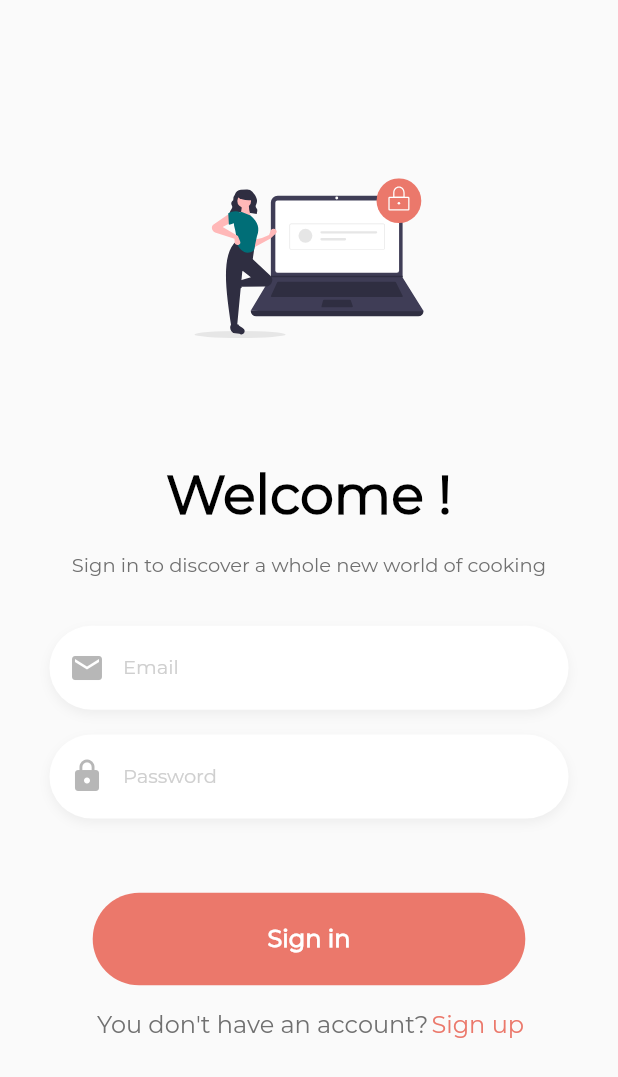
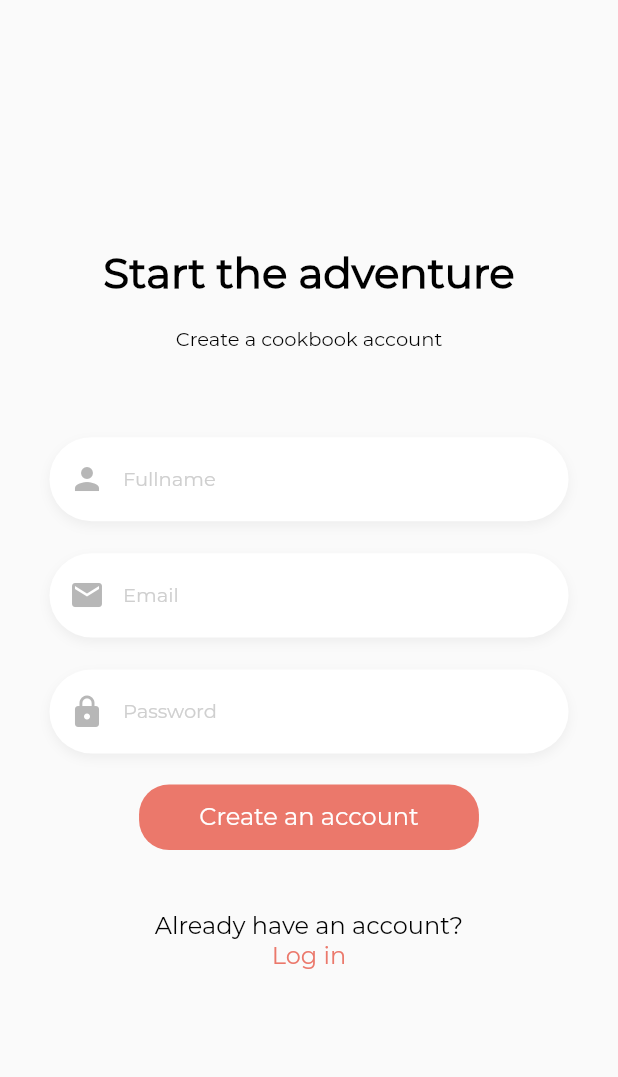
Before and after one commit to AbdelhadiBouali/CookBookLeam, a Flutter app: the LoginScreen screen opened directly, after a tap on "Sign up", on a phone screen of 412 x 824 dp. Shown: the top 1077 px of the screen. Run offline on Flutter 3.47's test engine with Material 2 defaults, Android fonts, the phone set to English and light mode, and no system bars; our stand-ins replace email_validator, flutter_hooks, flutter_icons, flutter_svg, get, shared_preferences and 2 more; missing offline and left inert: renovation_core; accounts and stored records are empty.

Commit message:
signup screen + textfields done

```diff
--- a/lib/controllers/getStartedController.dart
+++ b/lib/controllers/getStartedController.dart
@@ -1,12 +1,9 @@
 import 'dart:async';
 import 'dart:io';
-
-import 'package:cookbook/services/urls.dart';
 import 'package:cookbook/views/getStarted/getStartedScreen.dart';
 import 'package:cookbook/views/getStarted/noConnectionScreen.dart';
 import 'package:flutter/material.dart';
 import 'package:get/get.dart';
-import 'package:renovation_core/core.dart';
 
 // This controller is created to manage the state of the splash screen and getting started screens
 
--- a/lib/controllers/signupController.dart
+++ b/lib/controllers/signupController.dart
@@ -0,0 +1,20 @@
+import 'package:flutter/material.dart';
+import 'package:get/get.dart';
+
+class SignUpController extends GetxController {
+  var selectedField = 0.obs;
+  var errorMessage = "".obs; // signup error message
+
+  //To control the form
+  final formKey = GlobalKey<FormState>();
+  // To save email and password
+
+  TextEditingController emailTextController = TextEditingController();
+  TextEditingController passwordTextController = TextEditingController();
+  TextEditingController fullNameTextController = TextEditingController();
+
+  @override
+  void onInit() {
+    super.onInit();
+  }
+}
--- a/lib/models/recipe.model.dart
+++ b/lib/models/recipe.model.dart
@@ -4,7 +4,6 @@
 
 import 'dart:convert';
 
-import 'package:flutter/material.dart';
 import 'package:renovation_core/model.dart';
 
 List<Recipe> recipeJson(String str) =>
--- a/lib/providers/authProviders/loginProvider.dart
+++ b/lib/providers/authProviders/loginProvider.dart
@@ -1,5 +1,3 @@
-import 'dart:developer';
-
 import 'package:cookbook/services/userState.dart';
 import 'package:cookbook/views/home/homepage.dart';
 import 'package:cookbook/views/sharedWidgets/snackbar.dart';
--- a/lib/providers/authProviders/signupProvider.dart
+++ b/lib/providers/authProviders/signupProvider.dart
@@ -1,12 +1,6 @@
-import 'dart:convert';
-import 'dart:developer';
-import 'dart:io';
-
-import 'package:cookbook/services/urls.dart';
 import 'package:cookbook/views/sharedWidgets/snackbar.dart';
 import 'package:flutter/material.dart';
 import 'package:get/get.dart';
-import 'package:renovation_core/auth.dart';
 import 'package:renovation_core/core.dart';
 import 'package:cookbook/main.dart';
 
--- a/lib/views/getStarted/noConnectionScreen.dart
+++ b/lib/views/getStarted/noConnectionScreen.dart
@@ -1,4 +1,5 @@
 import 'package:cookbook/controllers/getStartedController.dart';
+import 'package:cookbook/tools/colors.dart';
 import 'package:flutter/material.dart';
 import 'package:get/get.dart';
 
@@ -18,16 +19,16 @@ class NoConnectionScreen extends StatelessWidget {
               new Text(
                 "No internet Connection !\n",
                 style: TextStyle(
-                  fontFamily: "Gotham",
+                  fontFamily: "Montserrat",
                   fontSize: 20,
                   color: Color(0xff393939),
                 ),
               ),
               new Text(
-                "Vous devez activer votre internet d'abord,\navant d'utiliser l'application",
+                "Please activate your Wi-Fi or Mobile Data to continu",
                 textAlign: TextAlign.center,
                 style: TextStyle(
-                  fontFamily: "Gotham",
+                  fontFamily: "Montserrat",
                   fontWeight: FontWeight.w300,
                   fontSize: 14,
                   color: Color(0xff434343),
@@ -39,12 +40,12 @@ class NoConnectionScreen extends StatelessWidget {
                   height: 42.00,
                   width: 144.00,
                   decoration: BoxDecoration(
-                    color: Color(0xff5acfc3),
+                    color: CookColors.mainColor,
                     borderRadius: BorderRadius.circular(21.00),
                   ),
                   child: Center(
                     child: new Text(
-                      "Réessayer",
+                      "Refresh",
                       textAlign: TextAlign.center,
                       style: TextStyle(
                         fontFamily: "Gotham",
--- a/lib/views/login/widgets/loginLayout.dart
+++ b/lib/views/login/widgets/loginLayout.dart
@@ -1,14 +1,10 @@
-import 'dart:developer';
+import 'package:cookbook/controllers/loginController.dart';
 
-import 'package:cookbook/controllers/loginController.dart';
-import 'package:cookbook/providers/authProviders/loginProvider.dart';
-import 'package:cookbook/providers/authProviders/signupProvider.dart';
-import 'package:cookbook/providers/recipeProviders/crudFavorite.dart';
-import 'package:cookbook/providers/recipeProviders/crudRecipes.dart';
 import 'package:cookbook/tools/colors.dart';
 import 'package:cookbook/tools/dimensions.dart';
 import 'package:cookbook/views/home/homepage.dart';
 import 'package:cookbook/views/sharedWidgets/items.tools.dart';
+import 'package:cookbook/views/signup/signUpScreen.dart';
 import 'package:email_validator/email_validator.dart';
 import 'package:flutter/material.dart';
 import 'package:flutter_svg/svg.dart';
@@ -86,7 +82,7 @@ Widget loginLayout(GlobalKey<FormState> formKey) {
             ),
             InkWell(
               onTap: () {
-                //Get.to(SignupScreen(), transition: Transition.rightToLeft);
+                Get.to(SignupScreen(), transition: Transition.rightToLeft);
               },
               child: new Text(
                 "Sign up",
--- /dev/null
+++ b/lib/views/signup/signUpScreen.dart
@@ -0,0 +1,26 @@
+import 'package:cookbook/controllers/signupController.dart';
+import 'package:cookbook/tools/dimensions.dart';
+import 'package:cookbook/views/signup/signupLayout.dart';
+import 'package:flutter/material.dart';
+import 'package:flutter_hooks/flutter_hooks.dart';
+import 'package:get/get.dart';
+
+class SignupScreen extends HookWidget {
+  final SignUpController signUpController = Get.put(SignUpController());
+  @override
+  Widget build(BuildContext context) {
+    return SafeArea(
+      child: Scaffold(
+        body: SingleChildScrollView(
+          child: Padding(
+              padding: EdgeInsets.only(top: Dimens.height * .15),
+              child: Center(
+                  child: GetX<SignUpController>(builder: (signUpController) {
+                // Using getx to control textfields colors and state
+                return signupLayout();
+              }))),
+        ),
+      ),
+    );
+  }
+}
--- /dev/null
+++ b/lib/views/signup/signupLayout.dart
@@ -0,0 +1,329 @@
+import 'package:cookbook/controllers/signupController.dart';
+import 'package:cookbook/tools/dimensions.dart';
+import 'package:cookbook/views/sharedWidgets/snackbar.dart';
+import 'package:email_validator/email_validator.dart';
+import 'package:flutter/material.dart';
+import 'package:get/get.dart';
+
+final SignUpController signUpController = Get.put(SignUpController());
+
+Widget signupLayout() {
+  return Form(
+    key: signUpController.formKey,
+    child: Column(
+      mainAxisAlignment: MainAxisAlignment.center,
+      children: [
+        SizedBox(height: Dimens.height * .05),
+        new Text(
+          "Start the adventure",
+          textAlign: TextAlign.center,
+          style: TextStyle(
+            fontFamily: "Montserrat",
+            fontWeight: FontWeight.w700,
+            fontSize: 28,
+            color: Color(0xff000000),
+          ),
+        ),
+        SizedBox(height: Dimens.height * .023),
+        new Text(
+          "Create a cookbook account",
+          textAlign: TextAlign.center,
+          style: TextStyle(
+            fontFamily: "Montserrat",
+            fontSize: 13,
+            color: Color(0xff000000),
+          ),
+        ),
+        SizedBox(height: Dimens.height * .07),
+        fullNameInput(),
+        SizedBox(height: Dimens.height * .026),
+        emailInput(),
+        SizedBox(height: Dimens.height * .026),
+        passwordInput(),
+        SizedBox(height: Dimens.height * .025),
+        submitButton(),
+        SizedBox(height: Dimens.height * .05),
+        new Text(
+          "Already have an account?",
+          textAlign: TextAlign.center,
+          style: TextStyle(
+            fontFamily: "Montserrat",
+            fontSize: 16,
+            color: Colors.black,
+          ),
+        ),
+        InkWell(
+          onTap: () {
+            Get.back();
+          },
+          child: new Text(
+            "Log in",
+            textAlign: TextAlign.center,
+            style: TextStyle(
+              fontFamily: "Montserrat",
+              fontSize: 16,
+              color: Color(0xffeb786b),
+            ),
+          ),
+        )
+      ],
+    ),
+  );
+}
+
+// Input textfields
+
+Widget fullNameInput() {
+  return new Container(
+    //Full name
+    height: Dimens.height * .068,
+    width: Dimens.width * .84,
+    decoration: BoxDecoration(
+      color: Color(0xffffffff),
+      border: Border.all(
+        width: 1.00,
+        color: Colors.transparent,
+      ),
+      boxShadow: [
+        BoxShadow(
+          offset: Offset(0.00, 3.00),
+          color: Color(0xff000000).withOpacity(0.05),
+          blurRadius: 6,
+        ),
+      ],
+      borderRadius: BorderRadius.circular(29.00),
+    ),
+    child: Center(
+      child: TextFormField(
+        controller: signUpController.fullNameTextController, //
+        onTap: () {
+          signUpController.selectedField(1);
+        },
+        validator: (fullName) {
+          String pattern =
+              r"^([a-zA-Z]+[\'\,\.\-]?[a-zA-Z ]*)+[ ]([a-zA-Z]+[\'\,\.\-]?[a-zA-Z ]+)+$";
+          RegExp regex = new RegExp(pattern);
+          if (!regex.hasMatch(
+              fullName != null ? fullName : 'Please Enter a correct name'))
+            return 'Please Enter a correct name';
+          else
+            return null;
+        },
+        style: TextStyle(
+          fontFamily: "Montserrat",
+          fontSize: 13,
+          color: Colors.black,
+        ),
+        keyboardType: TextInputType.name,
+        cursorColor: Color(0xffeb786b),
+        decoration: InputDecoration(
+          errorStyle: TextStyle(height: 0),
+          prefixIcon: Icon(
+            Icons.person,
+            color: signUpController.selectedField.value == 1
+                ? Color(0xffeb786b)
+                : Color(0xff707070).withOpacity(0.5),
+          ),
+          hintText: "Fullname",
+          hintStyle: TextStyle(
+            fontFamily: "Montserrat",
+            fontSize: 13,
+            color: signUpController.selectedField.value == 1
+                ? Color(0xffeb786b)
+                : Color(0xffcfcfcf),
+          ),
+          border: InputBorder.none,
+          focusedBorder: OutlineInputBorder(
+            borderRadius: BorderRadius.circular(29.00),
+            borderSide: BorderSide(
+              color: Color(0xffeb786b),
+              width: 1.0,
+            ),
+          ),
+          enabledBorder: OutlineInputBorder(
+            borderRadius: BorderRadius.circular(29),
+            borderSide: BorderSide(color: Colors.transparent, width: 0.0),
+          ),
+        ),
+      ),
+    ),
+  );
+}
+
+Widget emailInput() {
+  return new Container(
+    //Email
+    height: Dimens.height * .068,
+    width: Dimens.width * .84,
+    decoration: BoxDecoration(
+      color: Color(0xffffffff),
+      border: Border.all(
+        width: 1.00,
+        color: Colors.transparent,
+      ),
+      boxShadow: [
+        BoxShadow(
+          offset: Offset(0.00, 3.00),
+          color: Color(0xff000000).withOpacity(0.05),
+          blurRadius: 6,
+        ),
+      ],
+      borderRadius: BorderRadius.circular(29.00),
+    ),
+    child: Align(
+      alignment: Alignment.bottomCenter,
+      child: TextFormField(
+        controller: signUpController.emailTextController,
+        validator: (value) => EmailValidator.validate(
+                value != null ? value : "Please enter a valid adress")
+            ? null
+            : "Please enter a valid adress",
+        style: TextStyle(
+          fontFamily: "Montserrat",
+          fontSize: 13,
+          color: Colors.black,
+        ),
+        onTap: () {
+          signUpController.selectedField(2);
+        },
+        keyboardType: TextInputType.emailAddress,
+        cursorColor: Color(0xff006e77),
+        decoration: InputDecoration(
+          prefixIcon: Icon(
+            Icons.email,
+            color: signUpController.selectedField.value == 2
+                ? Color(0xffeb786b)
+                : Color(0xff707070).withOpacity(0.5),
+          ),
+          hintText: "Email",
+          hintStyle: TextStyle(
+            fontFamily: "Montserrat",
+            fontSize: 13,
+            color: signUpController.selectedField.value == 2
+                ? Color(0xffeb786b)
+                : Color(0xffcfcfcf),
+          ),
+          //Borders
+          border: InputBorder.none,
+          errorStyle: TextStyle(height: 0),
+          disabledBorder: OutlineInputBorder(
+            borderSide: BorderSide(width: 0),
+          ),
+          focusedBorder: OutlineInputBorder(
+            borderRadius: BorderRadius.circular(29.00),
+            borderSide: BorderSide(
+              color: Color(0xffeb786b),
+              width: 1.0,
+            ),
+          ),
+
+          enabledBorder: OutlineInputBorder(
+            borderRadius: BorderRadius.circular(29),
+            borderSide: BorderSide(color: Colors.transparent, width: 0.0),
+          ),
+        ),
+      ),
+    ),
+  );
+}
+
+Widget passwordInput() {
+  return new Container(
+    //Password
+    height: Dimens.height * .068,
+    width: Dimens.width * .84,
+    decoration: BoxDecoration(
+      color: Color(0xffffffff),
+      border: Border.all(
+        width: 1.00,
+        color: Colors.transparent,
+      ),
+      boxShadow: [
+        BoxShadow(
+          offset: Offset(0.00, 3.00),
+          color: Color(0xff000000).withOpacity(0.05),
+          blurRadius: 6,
+        ),
+      ],
+      borderRadius: BorderRadius.circular(29.00),
+    ),
+    child: Center(
+      child: TextFormField(
+        controller: signUpController.passwordTextController,
+        validator: (password) {
+          if (password.length < 6)
+            return 'The password must be > 6 caracters';
+          else
+            return null;
+        },
+        style: TextStyle(
+          fontFamily: "Montserrat",
+          fontSize: 13,
+          color: Color(0xffeb786b),
+        ),
+        onTap: () {
+          signUpController.selectedField(4);
+        },
+        obscureText: true,
+        decoration: InputDecoration(
+          errorStyle: TextStyle(height: 0),
+          prefixIcon: Icon(
+            Icons.lock,
+            color: signUpController.selectedField.value == 4
+                ? Color(0xffeb786b)
+                : Color(0xff707070).withOpacity(0.5),
+          ),
+          hintText: "Password",
+          hintStyle: TextStyle(
+            fontFamily: "Montserrat",
+            fontSize: 13,
+            color: signUpController.selectedField.value == 4
+                ? Color(0xffeb786b)
+                : Color(0xffcfcfcf),
+          ),
+          //Borders
+          focusedBorder: OutlineInputBorder(
+            borderRadius: BorderRadius.circular(29.00),
+            borderSide: BorderSide(
+              color: Color(0xffeb786b),
+              width: 1.0,
+            ),
+          ),
+          enabledBorder: OutlineInputBorder(
+            borderRadius: BorderRadius.circular(29),
+            borderSide: BorderSide(color: Colors.transparent, width: 0.0),
+          ),
+          border: InputBorder.none,
+        ),
+      ),
+    ),
+  );
+}
+
+Widget submitButton() {
+  return InkWell(
+    onTap: () {
+      customSnackbar(
+          "SignUp Function Callback", "Error 500 : Internal Server error", 10);
+    },
+    child: Container(
+      height: Dimens.height * 0.053,
+      width: Dimens.width * .55,
+      decoration: BoxDecoration(
+        color: Color(0xffeb786b),
+        borderRadius: BorderRadius.circular(20.00),
+      ),
+      child: Center(
+        child: new Text(
+          "Create an account",
+          textAlign: TextAlign.center,
+          style: TextStyle(
+            fontFamily: "Montserrat",
+            fontSize: 16,
+            color: Color(0xffffffff),
+          ),
+        ),
+      ),
+    ),
+  );
+}
```
